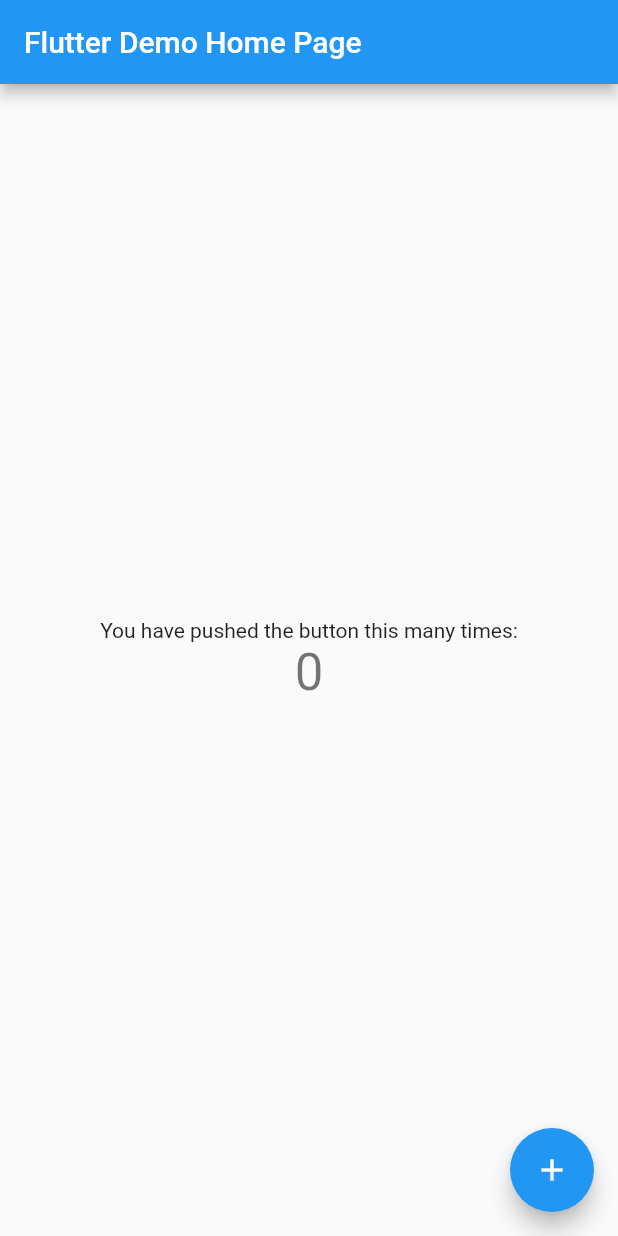
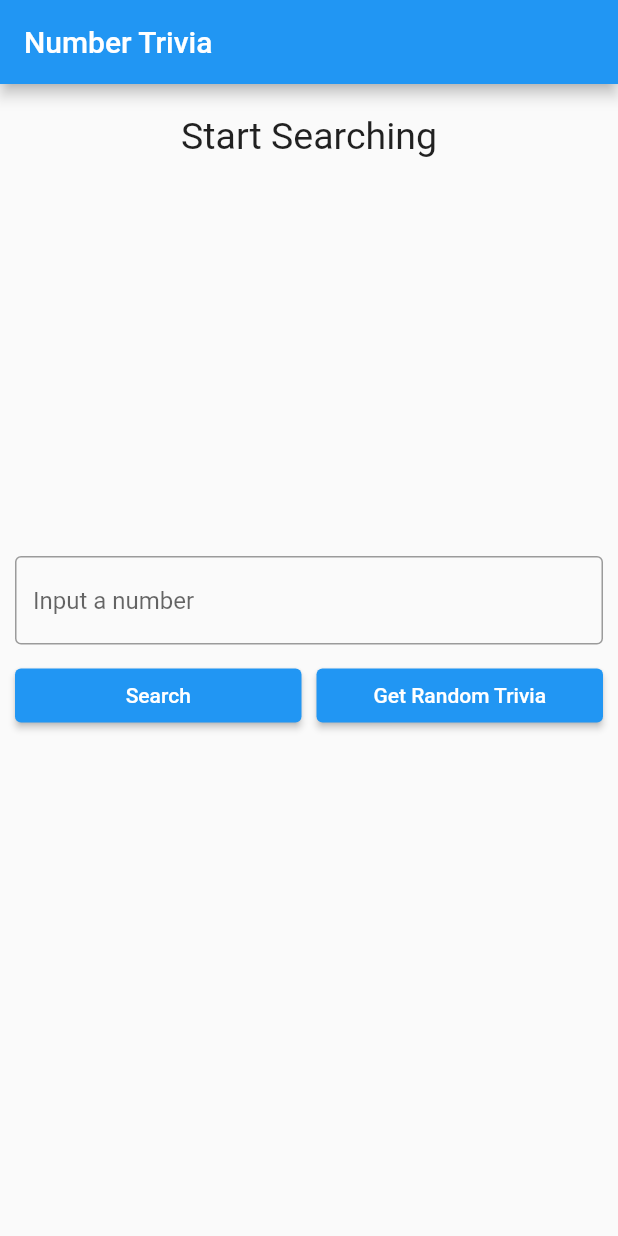
Before and after one commit to aungkaungmyatmce/TDD-Clean-Architecture, a Flutter app: the screen it shows after launch, on a phone screen of 412 x 824 dp. Run offline on Flutter 3.47's test engine with Material 2 defaults, Android fonts, the phone set to English and light mode, and no system bars; our stand-ins replace bloc, dartz, equatable, flutter_bloc, get_it, shared_preferences; missing offline and left inert: data_connection_checker_nulls.

Commit message:
Final Commit

```diff
--- a/lib/core/error/failures.dart
+++ b/lib/core/error/failures.dart
@@ -4,10 +4,10 @@ import 'package:tdd_clean_architecture/core/error/exception.dart';
 abstract class Failure extends Equatable {}
 
 // General failure
-class SeverFailure extends Failure {
+class ServerFailure extends Failure {
   @override
   // TODO: implement props
-  List<Object?> get props => [SeverFailure];
+  List<Object?> get props => [ServerFailure];
 }
 
 class CacheFailure extends Failure {
--- a/lib/features/number_trivia/data/datasources/number_trivia_remote_datasource.dart
+++ b/lib/features/number_trivia/data/datasources/number_trivia_remote_datasource.dart
@@ -24,15 +24,16 @@ class NumberTriviaRemoteDataSourceImpl implements NumberTriviaRemoteDataSource {
 
   @override
   Future<NumberTriviaModel> getConcreteNumberTrivia(int number) async =>
-      _getTriviaFromUrl('https://numbersapi.com/$number');
+      _getTriviaFromUrl('http://numbersapi.com/$number');
 
   @override
   Future<NumberTriviaModel> getRandomNumberTrivia() async =>
-      _getTriviaFromUrl('https://numbersapi.com/random');
+      _getTriviaFromUrl('http://numbersapi.com/random');
 
   Future<NumberTriviaModel> _getTriviaFromUrl(String url) async {
     final response = await client
         .get(Uri.parse(url), headers: {'Content-Type': 'application/json'});
+
     if (response.statusCode == 200) {
       return NumberTriviaModel.fromJson(json.decode(response.body));
     } else {
--- a/lib/features/number_trivia/data/repositories/number_trivia_repository_impl.dart
+++ b/lib/features/number_trivia/data/repositories/number_trivia_repository_impl.dart
@@ -44,7 +44,7 @@ class NumberTriviaRepositoryImpl implements NumberTriviaRepository {
         localDataSource.cacheNumberTrivia(remoteTrivia);
         return Right(remoteTrivia);
       } on SeverException {
-        return Left(SeverFailure());
+        return Left(ServerFailure());
       }
     } else {
       try {
--- /dev/null
+++ b/lib/features/number_trivia/presentation/bloc/number_trivia_bloc.dart
@@ -0,0 +1,135 @@
+import 'dart:async';
+import 'package:bloc/bloc.dart';
+import 'package:dartz/dartz.dart';
+import 'package:equatable/equatable.dart';
+import 'package:tdd_clean_architecture/core/error/failures.dart';
+import 'package:tdd_clean_architecture/core/usecases/usecase.dart';
+import 'package:tdd_clean_architecture/features/number_trivia/domain/entities/number_trivia.dart';
+import 'package:tdd_clean_architecture/features/number_trivia/domain/usecases/get_concrete_number_trivia.dart';
+import 'package:tdd_clean_architecture/features/number_trivia/domain/usecases/get_random_number_trivia.dart';
+import '../../../../core/util/input_converter.dart';
+import 'number_trivia_event.dart';
+part 'number_trivia_state.dart';
+
+const String SERVER_FAILURE_MESSAGE = 'Sever Failure';
+const String CACHE_FAILURE_MESSAGE = 'Cache Failure';
+const String INVALID_INPUT_FAILURE_MESSAGE =
+    'Invalid Input - The number must be a positive or zero';
+
+class NumberTriviaBloc extends Bloc<NumberTriviaEvent, NumberTriviaState> {
+  final GetConcreteNumberTrivia getConcreteNumberTrivia;
+  final GetRandomNumberTrivia getRandomNumberTrivia;
+  final InputConverter inputConverter;
+  NumberTriviaBloc({
+    required GetConcreteNumberTrivia concrete,
+    required GetRandomNumberTrivia random,
+    required this.inputConverter,
+  })  : assert(concrete != null),
+        assert(random != null),
+        assert(inputConverter != null),
+        getConcreteNumberTrivia = concrete,
+        getRandomNumberTrivia = random,
+        super(Empty());
+
+  NumberTriviaState get initialState => Empty();
+
+  Stream<NumberTriviaState> mapEventToState(
+    NumberTriviaEvent event,
+  ) async* {
+    if (event is GetTriviaForConcreteNumber) {
+      final inputEither =
+          inputConverter.stringToUnsignedInteger(event.numberString);
+      yield* inputEither.fold((failure) async* {
+        yield Error(message: _mapFailureToMessage(failure));
+      }, (integer) async* {
+        yield Loading();
+        final failureOfTrivia =
+            await getConcreteNumberTrivia(Params(number: integer));
+        yield* _eitherLoadedOrErrorState(failureOfTrivia);
+      });
+    } else if (event is GetTriviaForRandomNumber) {
+      yield Loading();
+      final failureOfTrivia = await getRandomNumberTrivia(NoParams());
+      yield* _eitherLoadedOrErrorState(failureOfTrivia);
+    }
+  }
+}
+
+Stream<NumberTriviaState> _eitherLoadedOrErrorState(
+    Either<Failure, NumberTrivia> failureOfTrivia) async* {
+  yield failureOfTrivia.fold(
+      (failure) => Error(message: SERVER_FAILURE_MESSAGE),
+      (trivia) => Loaded(trivia: trivia));
+}
+
+String _mapFailureToMessage(Failure failure) {
+  switch (failure.runtimeType) {
+    case ServerFailure:
+      return SERVER_FAILURE_MESSAGE;
+    case CacheFailure:
+      return CACHE_FAILURE_MESSAGE;
+    default:
+      return 'Unexpected error';
+  }
+}
+
+// class NumberTriviaBloc extends Bloc<NumberTriviaEvent, NumberTriviaState> {
+//   NumberTriviaBloc({
+//     required GetConcreteNumberTrivia concrete,
+//     required GetRandomNumberTrivia random,
+//     required this.inputConverter,
+//   })  : assert(concrete != null),
+//         assert(random != null),
+//         assert(inputConverter != null),
+//         getConcreteNumberTrivia = concrete,
+//         getRandomNumberTrivia = random,
+//         super(Empty());
+//
+//   final GetConcreteNumberTrivia getConcreteNumberTrivia;
+//   final GetRandomNumberTrivia getRandomNumberTrivia;
+//   final InputConverter inputConverter;
+//
+//   @override
+//   Stream<NumberTriviaState> mapEventToState(
+//       NumberTriviaEvent event,
+//       ) async* {
+//     if (event is GetTriviaForConcreteNumber) {
+//       final inputEither =
+//       inputConverter.stringToUnsignedInteger(event.numberString);
+//       yield* inputEither.fold(
+//             (failure) async* {
+//           yield Error(message: INVALID_INPUT_FAILURE_MESSAGE);
+//         },
+//             (integer) async* {
+//           yield Loading();
+//           final failureOrTrivia =
+//           await getConcreteNumberTrivia(Params(number: integer));
+//           yield* _eitherErrorOrLoadedState(failureOrTrivia);
+//         },
+//       );
+//     } else if (event is GetTriviaForRandomNumber) {
+//       yield Loading();
+//       final failureOrTrivia = await getRandomNumberTrivia(NoParams());
+//       yield* _eitherErrorOrLoadedState(failureOrTrivia);
+//     }
+//   }
+//
+//   Stream<NumberTriviaState> _eitherErrorOrLoadedState(
+//       Either<Failure, NumberTrivia> either) async* {
+//     yield either.fold(
+//             (failure) => Error(message: _mapFailureToMessage(failure)),
+//             (trivia) => Loaded(trivia: trivia));
+//   }
+//
+//   String _mapFailureToMessage(Failure failure) {
+//     // Instead of a regular 'if (failure is ServerFailure)...'
+//     switch (failure.runtimeType) {
+//       case ServerFailure:
+//         return SERVER_FAILURE_MESSAGE;
+//       case CacheFailure:
+//         return CACHE_FAILURE_MESSAGE;
+//       default:
+//         return 'Unexpected Error';
+//     }
+//   }
+// }
--- /dev/null
+++ b/lib/features/number_trivia/presentation/bloc/number_trivia_event.dart
@@ -0,0 +1,16 @@
+import 'package:equatable/equatable.dart';
+
+abstract class NumberTriviaEvent {
+  // @override
+  // List<Object> get props => [];
+}
+
+class GetTriviaForConcreteNumber extends NumberTriviaEvent {
+  final String numberString;
+
+  GetTriviaForConcreteNumber(this.numberString);
+  // @override
+  // List<Object> get props => [numberString];
+}
+
+class GetTriviaForRandomNumber extends NumberTriviaEvent {}
--- /dev/null
+++ b/lib/features/number_trivia/presentation/bloc/number_trivia_state.dart
@@ -0,0 +1,33 @@
+part of 'number_trivia_bloc.dart';
+
+abstract class NumberTriviaState extends Equatable {
+  const NumberTriviaState();
+}
+
+class Empty extends NumberTriviaState {
+  @override
+  List<Object> get props => [];
+}
+
+class Loading extends NumberTriviaState {
+  @override
+  List<Object> get props => [];
+}
+
+class Loaded extends NumberTriviaState {
+  final NumberTrivia trivia;
+
+  Loaded({required this.trivia}) : super();
+
+  @override
+  List<Object> get props => [];
+}
+
+class Error extends NumberTriviaState {
+  final String message;
+
+  Error({required this.message});
+
+  @override
+  List<Object> get props => [];
+}
--- /dev/null
+++ b/lib/features/number_trivia/presentation/pages/number_trivia_page.dart
@@ -0,0 +1,53 @@
+import 'package:flutter/material.dart';
+import 'package:flutter_bloc/flutter_bloc.dart';
+import 'package:tdd_clean_architecture/features/number_trivia/presentation/bloc/number_trivia_bloc.dart';
+import '../../../../injection_container.dart';
+import '../bloc/number_trivia_event.dart';
+import '../widgets/loading_widget.dart';
+import '../widgets/message_display.dart';
+import '../widgets/trivia_controls.dart';
+import '../widgets/trivia_display.dart';
+
+class NumberTriviaPage extends StatelessWidget {
+  const NumberTriviaPage({Key? key}) : super(key: key);
+
+  @override
+  Widget build(BuildContext context) {
+    return Scaffold(
+      appBar: AppBar(
+        title: Text('Number Trivia'),
+      ),
+      body: SingleChildScrollView(
+        child: BlocProvider(
+          create: (context) => sl<NumberTriviaBloc>(),
+          child: Center(
+            child: Padding(
+              padding: EdgeInsets.all(10),
+              child: Column(
+                children: [
+                  SizedBox(height: 10),
+                  BlocBuilder<NumberTriviaBloc, NumberTriviaState>(
+                    builder: (context, state) {
+                      if (state is Empty) {
+                        return MessageDisplay(message: 'Start Searching');
+                      } else if (state is Loading) {
+                        return LoadingWidget();
+                      } else if (state is Loaded) {
+                        return TriviaDisplay(numberTrivia: state.trivia);
+                      } else if (state is Error) {
+                        return MessageDisplay(message: state.message);
+                      }
+                      return Placeholder();
+                    },
+                  ),
+                  SizedBox(height: 20),
+                  TriviaControls()
+                ],
+              ),
+            ),
+          ),
+        ),
+      ),
+    );
+  }
+}
--- /dev/null
+++ b/lib/features/number_trivia/presentation/widgets/message_display.dart
@@ -0,0 +1,19 @@
+import 'package:flutter/material.dart';
+
+class MessageDisplay extends StatelessWidget {
+  final String message;
+  const MessageDisplay({Key? key, required this.message}) : super(key: key);
+
+  @override
+  Widget build(BuildContext context) {
+    return Container(
+      height: MediaQuery.of(context).size.height / 3,
+      child: SingleChildScrollView(
+        child: Center(
+          child: Text(message,
+              style: TextStyle(fontSize: 25), textAlign: TextAlign.center),
+        ),
+      ),
+    );
+  }
+}
--- /dev/null
+++ b/lib/features/number_trivia/presentation/widgets/trivia_controls.dart
@@ -0,0 +1,68 @@
+import 'package:flutter/material.dart';
+import 'package:flutter_bloc/flutter_bloc.dart';
+
+import '../bloc/number_trivia_bloc.dart';
+import '../bloc/number_trivia_event.dart';
+
+class TriviaControls extends StatefulWidget {
+  const TriviaControls({
+    super.key,
+  });
+
+  @override
+  State<TriviaControls> createState() => _TriviaControlsState();
+}
+
+class _TriviaControlsState extends State<TriviaControls> {
+  final controller = TextEditingController();
+  String? inputStr;
+
+  @override
+  Widget build(BuildContext context) {
+    return Column(
+      children: [
+        TextField(
+          controller: controller,
+          keyboardType: TextInputType.number,
+          decoration: InputDecoration(
+            border: OutlineInputBorder(),
+            hintText: 'Input a number',
+          ),
+          onChanged: (value) {
+            inputStr = value;
+          },
+          onSubmitted: (_) {
+            dispatchConcrete();
+          },
+        ),
+        SizedBox(height: 10),
+        Row(
+          children: [
+            Expanded(
+                child: ElevatedButton(
+              child: Text('Search'),
+              onPressed: dispatchConcrete,
+            )),
+            SizedBox(width: 10),
+            Expanded(
+                child: ElevatedButton(
+              child: Text('Get Random Trivia'),
+              onPressed: dispatchRandom,
+            )),
+          ],
+        )
+      ],
+    );
+  }
+
+  void dispatchConcrete() {
+    controller.clear();
+    BlocProvider.of<NumberTriviaBloc>(context)
+        .add(GetTriviaForConcreteNumber(inputStr!));
+  }
+
+  void dispatchRandom() {
+    print('Random');
+    BlocProvider.of<NumberTriviaBloc>(context).add(GetTriviaForRandomNumber());
+  }
+}
--- /dev/null
+++ b/lib/features/number_trivia/presentation/widgets/widgets.dart
@@ -0,0 +1,3 @@
+import 'loading_widget.dart';
+import 'message_display.dart';
+import 'trivia_display.dart';
--- a/lib/main.dart
+++ b/lib/main.dart
@@ -1,6 +1,10 @@
 import 'package:flutter/material.dart';
+import 'package:tdd_clean_architecture/features/number_trivia/presentation/pages/number_trivia_page.dart';
+import 'injection_container.dart' as di;
 
-void main() {
+void main() async {
+  WidgetsFlutterBinding.ensureInitialized();
+  await di.init();
   runApp(const MyApp());
 }
 
@@ -11,105 +15,13 @@ class MyApp extends StatelessWidget {
   @override
   Widget build(BuildContext context) {
     return MaterialApp(
-      title: 'Flutter Demo',
+      title: 'Number Trivia',
       theme: ThemeData(
-        // This is the theme of your application.
-        //
-        // Try running your application with "flutter run". You'll see the
-        // application has a blue toolbar. Then, without quitting the app, try
-        // changing the primarySwatch below to Colors.green and then invoke
-        // "hot reload" (press "r" in the console where you ran "flutter run",
-        // or simply save your changes to "hot reload" in a Flutter IDE).
-        // Notice that the counter didn't reset back to zero; the application
-        // is not restarted.
-        primarySwatch: Colors.blue,
+        primaryColor: Colors.green.shade800,
+        colorScheme: ColorScheme.fromSwatch(primarySwatch: Colors.blue)
+            .copyWith(secondary: Colors.green.shade600),
       ),
-      home: const MyHomePage(title: 'Flutter Demo Home Page'),
+      home: NumberTriviaPage(),
     );
   }
 }
-
-class MyHomePage extends StatefulWidget {
-  const MyHomePage({super.key, required this.title});
-
-  // This widget is the home page of your application. It is stateful, meaning
-  // that it has a State object (defined below) that contains fields that affect
-  // how it looks.
-
-  // This class is the configuration for the state. It holds the values (in this
-  // case the title) provided by the parent (in this case the App widget) and
-  // used by the build method of the State. Fields in a Widget subclass are
-  // always marked "final".
-
-  final String title;
-
-  @override
-  State<MyHomePage> createState() => _MyHomePageState();
-}
-
-class _MyHomePageState extends State<MyHomePage> {
-  int _counter = 0;
-
-  void _incrementCounter() {
-    setState(() {
-      // This call to setState tells the Flutter framework that something has
-      // changed in this State, which causes it to rerun the build method below
-      // so that the display can reflect the updated values. If we changed
-      // _counter without calling setState(), then the build method would not be
-      // called again, and so nothing would appear to happen.
-      _counter++;
-    });
-  }
-
-  @override
-  Widget build(BuildContext context) {
-    // This method is rerun every time setState is called, for instance as done
-    // by the _incrementCounter method above.
-    //
-    // The Flutter framework has been optimized to make rerunning build methods
-    // fast, so that you can just rebuild anything that needs updating rather
-    // than having to individually change instances of widgets.
-    return Scaffold(
-      appBar: AppBar(
-        // Here we take the value from the MyHomePage object that was created by
-        // the App.build method, and use it to set our appbar title.
-        title: Text(widget.title),
-      ),
-      body: Center(
-        // Center is a layout widget. It takes a single child and positions it
-        // in the middle of the parent.
-        child: Column(
-          // Column is also a layout widget. It takes a list of children and
-          // arranges them vertically. By default, it sizes itself to fit its
-          // children horizontally, and tries to be as tall as its parent.
-          //
-          // Invoke "debug painting" (press "p" in the console, choose the
-          // "Toggle Debug Paint" action from the Flutter Inspector in Android
-          // Studio, or the "Toggle Debug Paint" command in Visual Studio Code)
-          // to see the wireframe for each widget.
-          //
-          // Column has various properties to control how it sizes itself and
-          // how it positions its children. Here we use mainAxisAlignment to
-          // center the children vertically; the main axis here is the vertical
-          // axis because Columns are vertical (the cross axis would be
-          // horizontal).
-          mainAxisAlignment: MainAxisAlignment.center,
-          children: <Widget>[
-            const Text(
-              'You have pushed the button this many times:',
-            ),
-            Text(
-              '$_counter',
-              style: Theme.of(context).textTheme.headlineMedium,
-            ),
-          ],
-        ),
-      ),
-      floatingActionButton: FloatingActionButton(
-        onPressed: _incrementCounter,
-        tooltip: 'Increment',
-        child: const Icon(Icons.add),
-      ), // This trailing comma makes auto-formatting nicer for build methods.
-    );
-  }
-}
--- a/pubspec.yaml
+++ b/pubspec.yaml
@@ -19,7 +19,7 @@ dependencies:
   #Service Locator
   get_it: ^7.2.0
 
-  flutter_bloc: ^8.1.2
+  flutter_bloc: ^7.0.0
 
   #Value equality
   equatable: ^2.0.5
```
Also changed, not shown: lib/core/util/input_converter.dart (added, +21 -0 lines), lib/features/number_trivia/presentation/widgets/loading_widget.dart (added, +15 -0 lines), lib/features/number_trivia/presentation/widgets/trivia_display.dart (added, +31 -0 lines), lib/injection_container.dart (added, +52 -0 lines), pubspec.lock, 3 other files.
